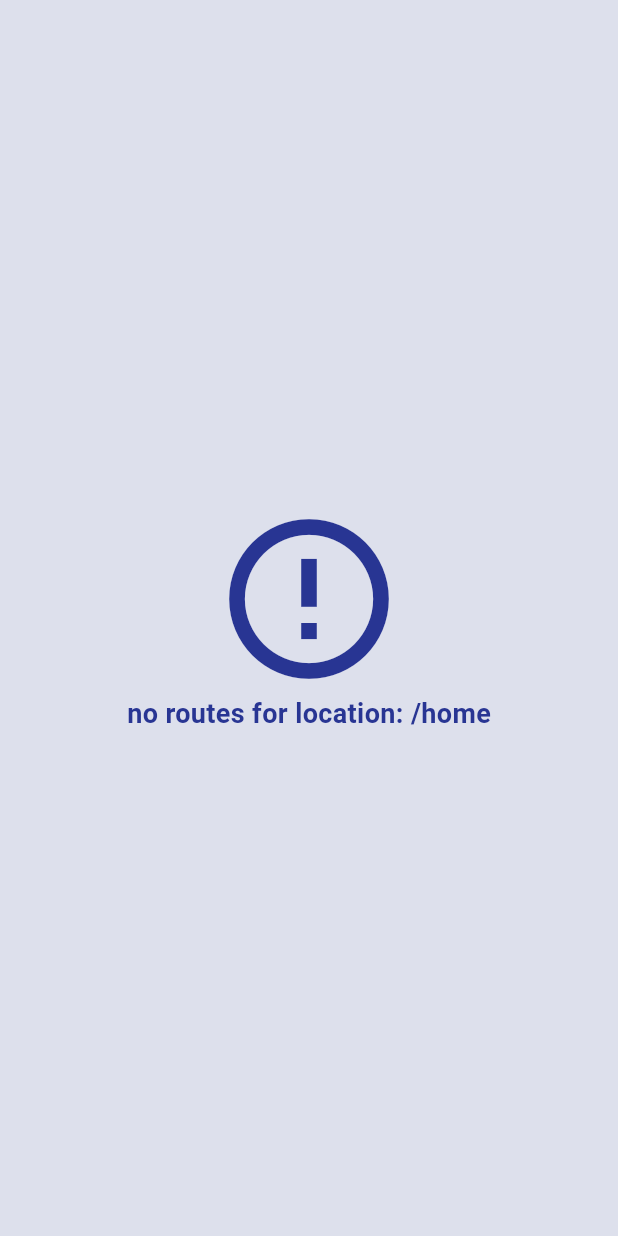
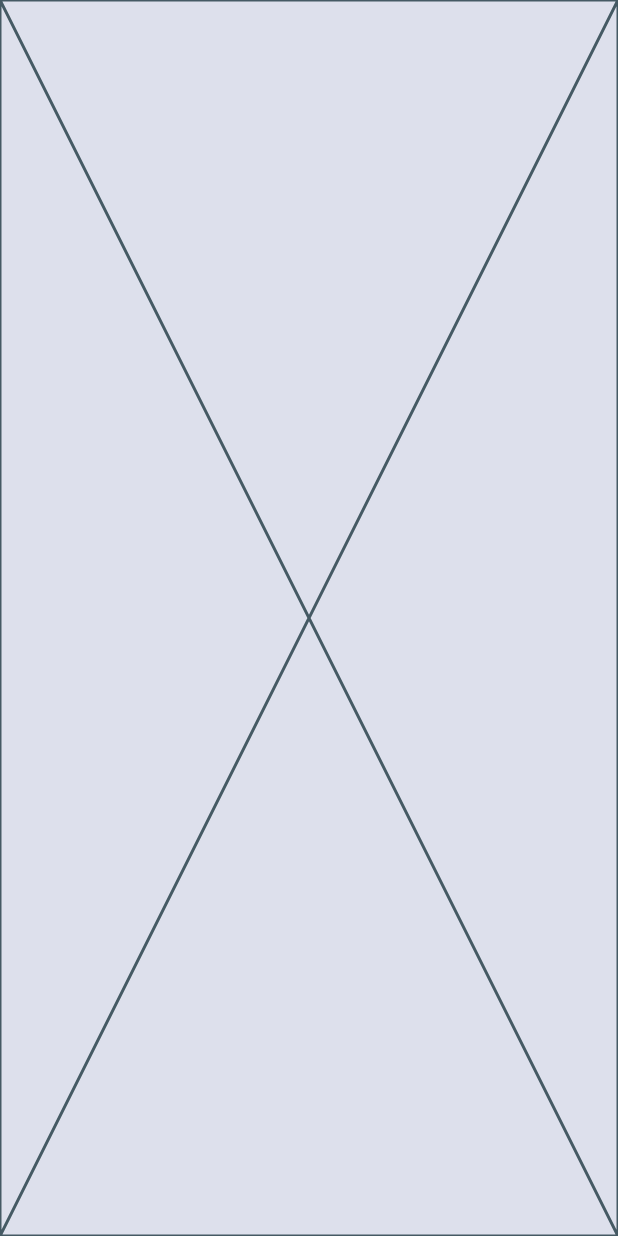
Before and after one commit to victormungai97/gorin_flutter_test, a Flutter app: the screen it shows after launch, after a tap on "Login", on a phone screen of 412 x 824 dp. Run offline on Flutter 3.47's test engine with Material 2 defaults, Android fonts, the phone set to English and light mode, and no system bars; our stand-ins replace bloc, cloud_firestore, firebase_auth, firebase_core, firebase_crashlytics, flutter_bloc and 3 more; accounts and stored records are empty.

Commit message:
feat: :sparkles: Home Page Addition
Added a home page with placeholder widget

```diff
--- a/lib/navigation/router.dart
+++ b/lib/navigation/router.dart
@@ -16,12 +16,10 @@ class CustomRouter {
     // Set all routes to be used
     routes: <GoRoute>[
       GoRoute(path: Paths.root, builder: (_, state) => const LoginPage()),
-      // GoRoute(path: Paths.home, builder: (_, state) => const Placeholder()),
+      GoRoute(path: Paths.home, builder: (_, state) => const HomePage()),
       GoRoute(path: Paths.login, builder: (_, state) => const LoginPage()),
       GoRoute(
-        path: Paths.register,
-        builder: (_, state) => const RegisterPage(),
-      ),
+          path: Paths.register, builder: (_, state) => const RegisterPage()),
     ],
 
     // First route to be rendered when app starts
--- /dev/null
+++ b/lib/views/home/body.dart
@@ -0,0 +1,10 @@
+part of 'home.dart';
+
+class _Body extends StatelessWidget {
+  const _Body() : super(key: const ValueKey('HomeBody'));
+
+  @override
+  Widget build(BuildContext context) {
+    return const Placeholder();
+  }
+}
--- /dev/null
+++ b/lib/views/home/home.dart
@@ -0,0 +1,4 @@
+import 'package:flutter/material.dart';
+
+part 'body.dart';
+part 'page.dart';
--- /dev/null
+++ b/lib/views/home/page.dart
@@ -0,0 +1,13 @@
+part of 'home.dart';
+
+class HomePage extends StatelessWidget {
+  const HomePage({super.key});
+
+  @override
+  Widget build(BuildContext context) {
+    return Scaffold(
+      body: _Body(),
+      backgroundColor: const Color(0xffdde0ec),
+    );
+  }
+}
--- a/lib/views/views.dart
+++ b/lib/views/views.dart
@@ -1,3 +1,4 @@
 export 'error/error.dart';
+export 'home/home.dart';
 export 'login/login.dart';
 export 'register/register.dart';
```
